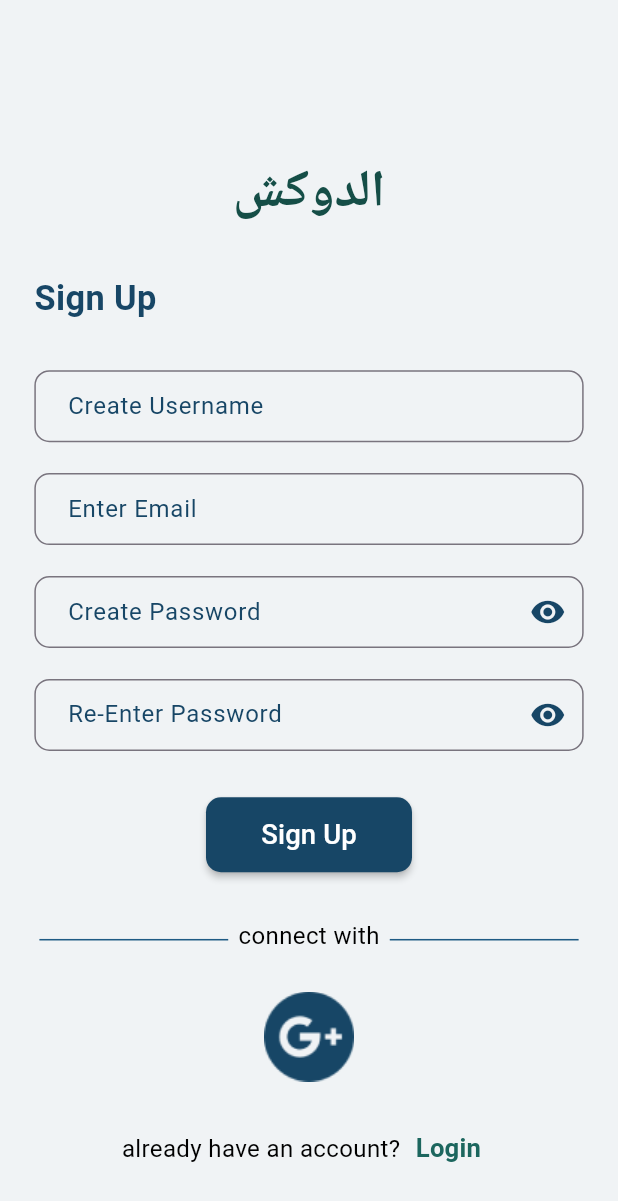
After one commit to MazenAymann/clinic, a Flutter app: the RegisterScreen screen opened by its route, on a phone screen of 412 x 824 dp. The commit adds this screen. Shown: the top 1201 px of the screen. Run offline on Flutter 3.47's test engine with Material 3 defaults, Android fonts, the phone set to English and light mode, and no system bars; our stand-ins replace bloc, equatable, flutter_bloc, flutter_screenutil, go_router, google_fonts and 1 more; Roboto replaces fonts that are missing (Cairo).

Commit message:
feat(adding register screen):

```diff
--- a/lib/config/routes/routes.dart
+++ b/lib/config/routes/routes.dart
@@ -1,4 +1,5 @@
 import 'package:clinic/core/auth/login/presentation/login_screen.dart';
+import 'package:clinic/core/auth/register/presentation/register_screen.dart';
 import 'package:flutter/material.dart';
 import 'package:go_router/go_router.dart';
 
@@ -25,5 +26,11 @@ final GoRouter router = GoRouter(
         return const LoginScreen();
       },
     ),
+    GoRoute(
+      path: RegisterScreen.routeName,
+      builder: (BuildContext context, GoRouterState state) {
+        return const RegisterScreen();
+      },
+    ),
   ],
 );
--- /dev/null
+++ b/lib/core/auth/register/presentation/register_screen.dart
@@ -0,0 +1,193 @@
+import 'dart:async';
+
+import 'package:clinic/constants/assets_path.dart';
+import 'package:clinic/constants/colors.dart';
+import 'package:clinic/core/auth/login/presentation/login_screen.dart';
+import 'package:clinic/utils/ui/text_form_field.dart';
+import 'package:flutter/material.dart';
+import 'package:flutter_screenutil/flutter_screenutil.dart';
+import 'package:go_router/go_router.dart';
+import 'package:google_fonts/google_fonts.dart';
+import 'package:rounded_loading_button_plus/rounded_loading_button.dart';
+
+class RegisterScreen extends StatelessWidget {
+  const RegisterScreen({super.key});
+
+  static const routeName = '/registerScreen';
+
+  @override
+  Widget build(BuildContext context) {
+    final RoundedLoadingButtonController btnController =
+        RoundedLoadingButtonController();
+
+    void doSomething() async {
+      //TODO: Implement Sign In
+      Timer(const Duration(seconds: 3), () {
+        btnController.success();
+      });
+    }
+
+    return Scaffold(
+      body: Padding(
+        padding: EdgeInsets.only(left: 20.w, right: 20.w, top: 100.h),
+        child: SizedBox(
+          width: double.infinity,
+          child: SingleChildScrollView(
+            child: Column(
+              mainAxisAlignment: MainAxisAlignment.center,
+              children: [
+                Row(
+                  mainAxisAlignment: MainAxisAlignment.center,
+                  children: [
+                    Text(
+                      'الدوكش',
+                      style: GoogleFonts.cairo(
+                        fontSize: 30.w,
+                        fontWeight: FontWeight.bold,
+                        color: primaryColor,
+                      ),
+                    ),
+                  ],
+                ),
+                SizedBox(
+                  height: 30.h,
+                ),
+                Row(
+                  mainAxisAlignment: MainAxisAlignment.start,
+                  children: [
+                    Text(
+                      'Sign Up',
+                      style: GoogleFonts.cairo(
+                        fontSize: 20.w,
+                        fontWeight: FontWeight.w700,
+                        color: signInTextColor,
+                      ),
+                    ),
+                  ],
+                ),
+                SizedBox(
+                  height: 30.h,
+                ),
+                const CustomTextFromField(
+                  labelText: "Create Username",
+                  textInputType: TextInputType.text,
+                  isPassword: false,
+                ),
+                SizedBox(
+                  height: 20.h,
+                ),
+                const CustomTextFromField(
+                  labelText: "Enter Email",
+                  textInputType: TextInputType.emailAddress,
+                  isPassword: false,
+                ),
+                SizedBox(
+                  height: 20.h,
+                ),
+                const CustomTextFromField(
+                  labelText: "Create Password",
+                  textInputType: TextInputType.text,
+                  isPassword: true,
+                ),
+                SizedBox(
+                  height: 20.h,
+                ),
+                const CustomTextFromField(
+                  labelText: "Re-Enter Password",
+                  textInputType: TextInputType.text,
+                  isPassword: true,
+                ),
+                SizedBox(
+                  height: 30.h,
+                ),
+                RoundedLoadingButton(
+                  width: 120.w,
+                  borderRadius: 10,
+                  color: signInTextColor,
+                  controller: btnController,
+                  onPressed: doSomething,
+                  successColor: Colors.green,
+                  errorColor: Colors.red,
+                  child: Text(
+                    'Sign Up',
+                    style: GoogleFonts.cairo(
+                      color: Colors.white,
+                      fontSize: 16.w,
+                    ),
+                  ),
+                ),
+                SizedBox(
+                  height: 30.h,
+                ),
+                Row(
+                  mainAxisAlignment: MainAxisAlignment.spaceAround,
+                  children: [
+                    Container(
+                      margin: EdgeInsets.only(top: 5.h),
+                      color: onBoardingTextColor,
+                      height: 1.h,
+                      width: 110.w,
+                    ),
+                    Text(
+                      "connect with",
+                      style: GoogleFonts.cairo(
+                        fontSize: 14.w,
+                        color: Colors.black,
+                      ),
+                    ),
+                    Container(
+                      margin: EdgeInsets.only(top: 5.h),
+                      color: onBoardingTextColor,
+                      height: 1.h,
+                      width: 110.w,
+                    ),
+                  ],
+                ),
+                SizedBox(
+                  height: 25.h,
+                ),
+                InkWell(
+                  child: Image.asset(googleImage),
+                  onTap: () {
+                    //TODO: Implement Login with Google
+                  },
+                ),
+                SizedBox(
+                  height: 20.h,
+                ),
+                Row(
+                  mainAxisAlignment: MainAxisAlignment.center,
+                  children: [
+                    Text(
+                      'already have an account?',
+                      style: GoogleFonts.cairo(
+                        fontSize: 14.w,
+                        color: Colors.black,
+                      ),
+                    ),
+                    TextButton(
+                      style: TextButton.styleFrom(
+                        padding: EdgeInsets.zero,
+                      ),
+                      onPressed: () {
+                        context.go(LoginScreen.routeName);
+                      },
+                      child: Text(
+                        'Login',
+                        style: GoogleFonts.cairo(
+                          fontSize: 15.w,
+                          color: registerTextColor,
+                          fontWeight: FontWeight.w700,
+                        ),
+                      ),
+                    ),
+                  ],
+                ),
+              ],
+            ),
+          ),
+        ),
+      ),
+    );
+  }
+}
```
